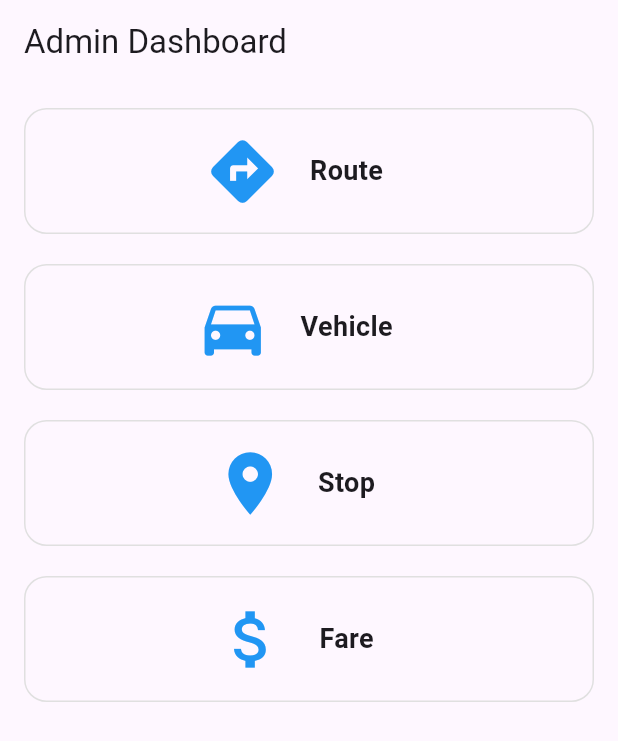
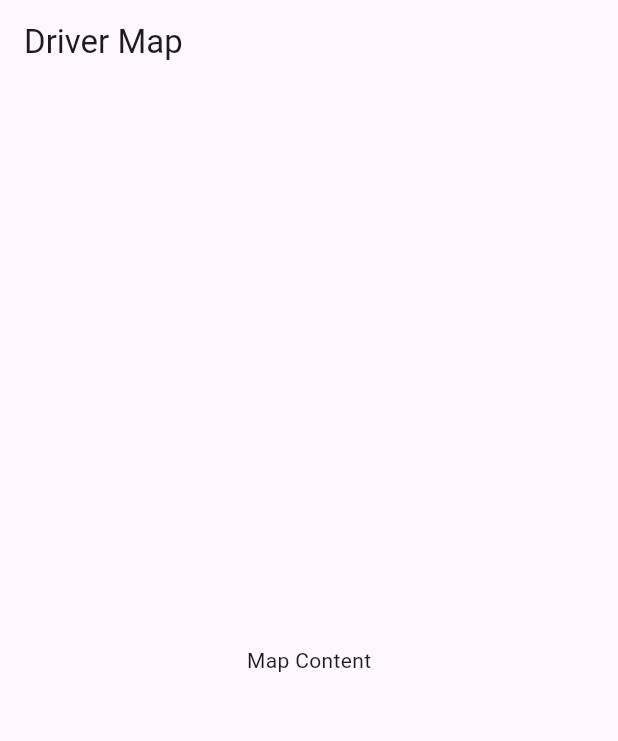
Before and after one commit to Sujata658/flutter_projects, a Flutter app: the screen it shows after launch, on a phone screen of 412 x 824 dp. Shown: the top 741 px of the screen. Run offline on Flutter 3.47's test engine with Material 3 defaults, Android fonts, the light colour scheme and no system bars; our stand-ins replace flutter_map, geolocator, latlong2, timeago; missing offline and left inert: baato_api, mongo_dart.

Commit message:
bustrack

```diff
--- /dev/null
+++ b/myapp/lib/Pages/bustracking/busstream.dart
@@ -0,0 +1,47 @@
+import 'dart:async';
+
+import 'package:flutter/material.dart';
+import 'package:myapp/Pages/bustracking/driverbt.dart';
+
+class MapWidget extends StatefulWidget {
+  @override
+  _MapWidgetState createState() => _MapWidgetState();
+}
+
+class _MapWidgetState extends State<MapWidget> {
+  late StreamSubscription<Map<String, double>> _locationSubscription;
+
+  @override
+  void initState() {
+    super.initState();
+
+    Driver driver = Driver();
+
+    _locationSubscription =
+        driver.locationStream.listen((locationData) {
+          double latitude = locationData['latitude']!;
+          double longitude = locationData['longitude']!;
+          print('Driver Location - Latitude: $latitude, Longitude: $longitude');
+        });
+
+    driver.startSendingLocation();
+  }
+
+  @override
+  void dispose() {
+    _locationSubscription.cancel();
+    super.dispose();
+  }
+
+  @override
+  Widget build(BuildContext context) {
+    return Scaffold(
+      appBar: AppBar(
+        title: Text('Driver Map'),
+      ),
+      body: const Center(
+        child: Text('Map Content'),
+      ),
+    );
+  }
+}
--- /dev/null
+++ b/myapp/lib/Pages/bustracking/driverbt.dart
@@ -0,0 +1,29 @@
+import 'dart:async';
+
+import 'package:geolocator/geolocator.dart';
+
+class Driver {
+  final StreamController<Map<String, double>> _locationStreamController =
+      StreamController<Map<String, double>>();
+  late Timer _locationTimer;
+
+  Stream<Map<String, double>> get locationStream =>
+      _locationStreamController.stream;
+
+  void startSendingLocation() {
+    _locationTimer = Timer.periodic(const Duration(seconds: 30), (timer) {
+      print(Geolocator.getCurrentPosition());
+      Geolocator.getCurrentPosition().then((position) {
+        double latitude = position.latitude;
+        double longitude = position.longitude;
+        _locationStreamController
+            .add({'latitude': latitude, 'longitude': longitude});
+      });
+    });
+  }
+
+  void stopSendingLocation() {
+    _locationTimer.cancel();
+    _locationStreamController.close();
+  }
+}
--- a/myapp/lib/main.dart
+++ b/myapp/lib/main.dart
@@ -1,5 +1,9 @@
 import 'package:flutter/material.dart';
 import 'package:myapp/Pages/admin.dart';
+import 'package:myapp/Pages/authpages/driverlogin.dart';
+import 'package:myapp/Pages/authpages/driversignup.dart';
+import 'package:myapp/Pages/bustracking/busstream.dart';
+import 'package:myapp/Pages/bustracking/driverbt.dart';
 import 'package:myapp/Pages/homepages/home.dart';
 import 'package:myapp/Pages/authpages/sign_up.dart';
 import 'package:myapp/Pages/authpages/login.dart';
@@ -25,11 +29,13 @@ class MyApp extends StatelessWidget {
       themeMode: ThemeMode.system,
       debugShowCheckedModeBanner: false,
       // home: MapPage(),
-      initialRoute: '/admin',
+      initialRoute:'driverview',
       routes: {
         '/welcome': (context) => const WelcomeScreen(),
         '/signup': (context) => const SignUpPage(),
         '/login': (context) => const LoginPage(),
+        'driversignup': (context)=> const DriverSignUp(),
+        '/driverlogin': (context)=> const DriverLogin(),
 
         //homescreen
         '/home': (context) => const Home(),
@@ -39,8 +45,8 @@ class MyApp extends StatelessWidget {
         //admin components
         '/admin': (context) => AdminDashboard(),
 
-        //support pages
-
+        //bustracking
+        'driverview': (context) => MapWidget(),
       },
     );
   }
--- a/myapp/pubspec.yaml
+++ b/myapp/pubspec.yaml
@@ -48,6 +48,8 @@ dependencies:
   animate_do: ^3.1.2
   baato_api: ^1.0.3
   mongo_dart: ^0.10.0
+  geolocator: ^10.1.0
+  location: ^5.0.3
 
 
 dev_dependencies:
```
Also changed, not shown: myapp/lib/Pages/authpages/driverlogin.dart (added, +15 -0 lines), myapp/lib/Pages/authpages/driversignup.dart (added, +10 -0 lines), myapp/lib/Pages/authpages/sign_up.dart (+21 -1 lines), myapp/lib/Pages/supportpages/bustrackmap.dart (added, +44 -0 lines), myapp/lib/Pages/bustracking/customerbt.dart (added), myapp/pubspec.lock, 3 other files.
